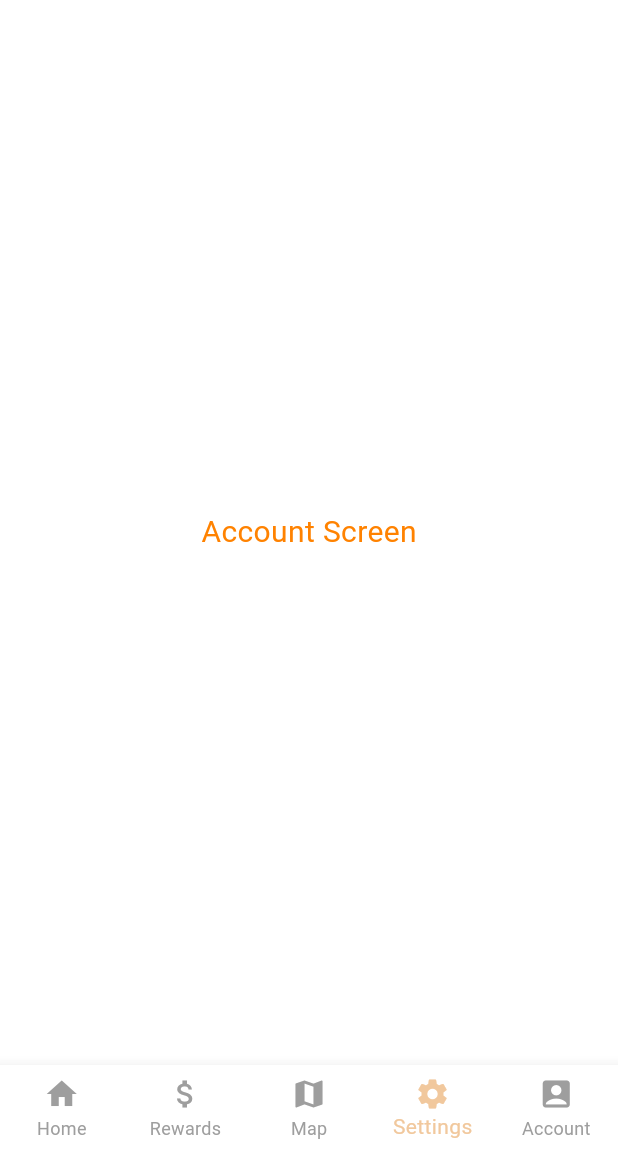
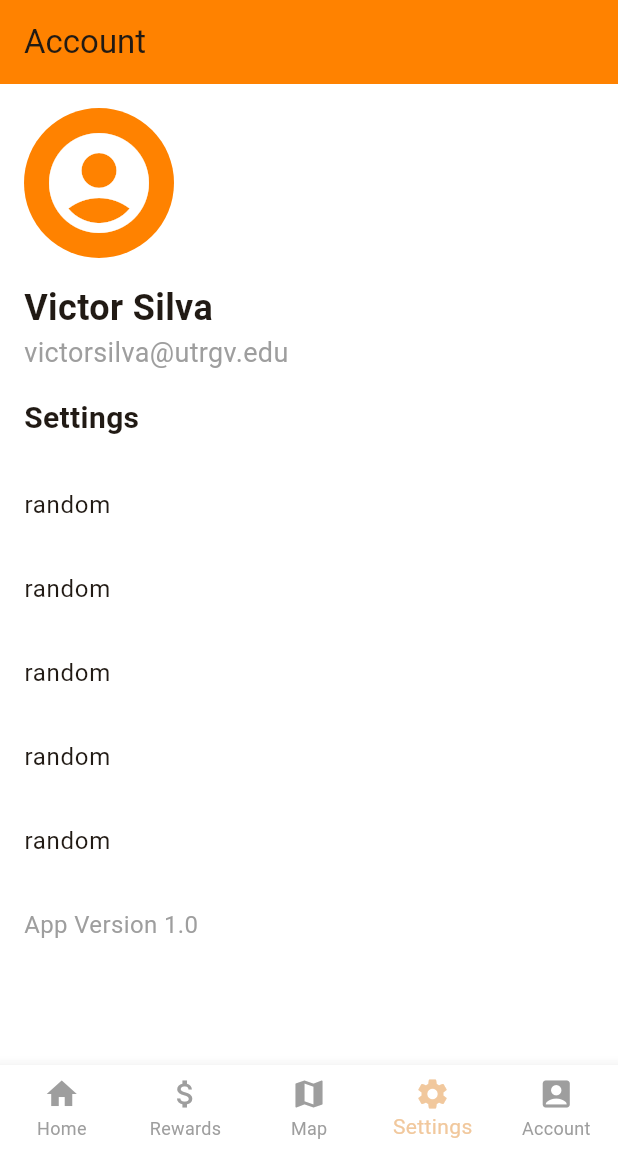
Before and after one commit to mariocamarena/Stables-The-Parking-App-for-Vaqueros, a Flutter app: the screen it shows after launch, item 4 of the bottom bar chosen, on a phone screen of 412 x 824 dp, the part 84-1236 px from its top. Run offline on Flutter 3.47's test engine with Material 3 defaults, Android fonts, the light colour scheme and no system bars; our stand-ins replace google_maps_flutter; network calls fail.

Commit message:
basic account page

```diff
--- a/frontend_stables/lib/screens/account_screen.dart
+++ b/frontend_stables/lib/screens/account_screen.dart
@@ -1,15 +1,71 @@
 import 'package:flutter/material.dart';
-import '../utils/constants.dart';
 
 class AccountScreen extends StatelessWidget {
   const AccountScreen({super.key});
 
   @override
   Widget build(BuildContext context) {
-    return const Center(
-      child: Text(
-        "Account Screen",
-        style: TextStyle(fontSize: 20, color: AppColors.utgrvOrange), // UTRGV Orange
+    return Scaffold(
+      appBar: AppBar(
+        title: const Text('Account'),
+        backgroundColor: const Color(0xFFFF8200),
+      ),
+      body: SingleChildScrollView(
+        child: Column(
+          crossAxisAlignment: CrossAxisAlignment.start,
+          children: [
+
+            const Padding(
+              padding: EdgeInsets.all(16.0),
+              child: CircleAvatar(
+                radius: 50,
+                backgroundColor: Color(0xFFFF8200),
+                child: Icon(
+                  Icons.account_circle,
+                  size: 80,
+                  color: Colors.white,
+                ),
+              ),
+            ),
+            const Padding(
+              padding: EdgeInsets.symmetric(horizontal: 16.0),
+              child: Text('Victor Silva', style: TextStyle(fontSize: 24, fontWeight: FontWeight.bold)),
+            ),
+            const Padding(
+              padding: EdgeInsets.symmetric(horizontal: 16.0),
+              child: Text('victorsilva@utrgv.edu', style: TextStyle(fontSize: 18, color: Colors.grey)),
+            ),
+            // Settings Section
+            const Padding(
+              padding: EdgeInsets.symmetric(vertical: 16.0, horizontal: 16.0),
+              child: Text('Settings', style: TextStyle(fontSize: 20, fontWeight: FontWeight.bold)),
+            ),
+            ListTile(
+              title: const Text('random'),
+              onTap: () {},
+            ),
+            ListTile(
+              title: const Text('random'),
+              onTap: () {},
+            ),
+            ListTile(
+              title: const Text('random'),
+              onTap: () {},
+            ),
+            ListTile(
+              title: const Text('random'),
+              onTap: () {},
+            ),
+            ListTile(
+              title: const Text('random'),
+              onTap: () {},
+            ),
+            const Padding(
+              padding: EdgeInsets.symmetric(vertical: 16.0, horizontal: 16.0),
+              child: Text('App Version 1.0', style: TextStyle(fontSize: 16, color: Colors.grey)),
+            ),
+          ],
+        ),
       ),
     );
   }
--- a/frontend_stables/pubspec.yaml
+++ b/frontend_stables/pubspec.yaml
@@ -37,6 +37,7 @@ dependencies:
   geolocator: ^9.0.1
   http: ^0.13.4
   flutter_map: ^4.0.0
+  google_maps_flutter: ^2.10.0
 
 dev_dependencies:
   flutter_test:
```
Also changed, not shown: frontend_stables/lib/screens/map_screen.dart (+36 -0 lines), frontend_stables/pubspec.lock.
